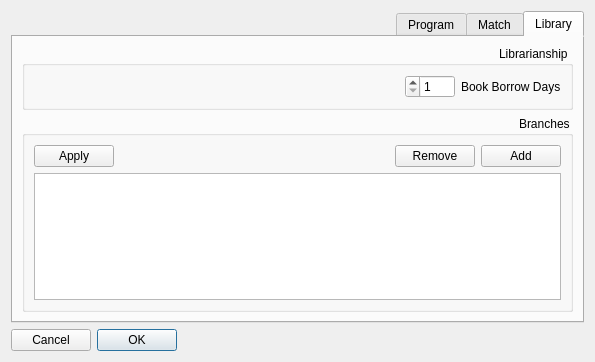
The window that optionsform.ui (nournia/ketabkhaane) describes before a commit, drawn with Qt 5.
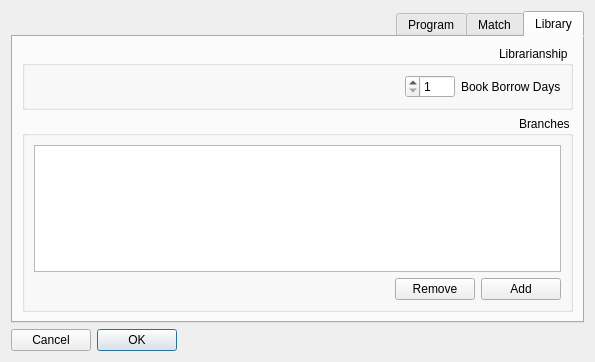
The same window after the commit. Icons and pictures are not drawn.

Commit message: add branch tree operation buttons

Patch:
```diff
--- a/optionsform.ui
+++ b/optionsform.ui
@@ -65,6 +65,19 @@
           <string>Branches</string>
          </property>
          <layout class="QVBoxLayout" name="verticalLayout_5">
+          <item>
+           <widget class="QTreeView" name="tBranches">
+            <property name="animated">
+             <bool>true</bool>
+            </property>
+            <attribute name="headerDefaultSectionSize">
+             <number>70</number>
+            </attribute>
+            <attribute name="headerStretchLastSection">
+             <bool>false</bool>
+            </attribute>
+           </widget>
+          </item>
           <item>
            <widget class="QWidget" name="widget_3" native="true">
             <property name="sizePolicy">
@@ -121,33 +134,9 @@
                </property>
               </spacer>
              </item>
-             <item>
-              <widget class="QPushButton" name="bApplyBranching">
-               <property name="text">
-                <string>Apply</string>
-               </property>
-               <property name="icon">
-                <iconset resource="resources.qrc">
-                 <normaloff>:/images/ok.png</normaloff>:/images/ok.png</iconset>
-               </property>
-              </widget>
-             </item>
             </layout>
            </widget>
           </item>
-          <item>
-           <widget class="QTreeView" name="tBranches">
-            <property name="animated">
-             <bool>true</bool>
-            </property>
-            <attribute name="headerDefaultSectionSize">
-             <number>70</number>
-            </attribute>
-            <attribute name="headerStretchLastSection">
-             <bool>false</bool>
-            </attribute>
-           </widget>
-          </item>
          </layout>
         </widget>
        </item>
```
The commit also changes 4 other files.
